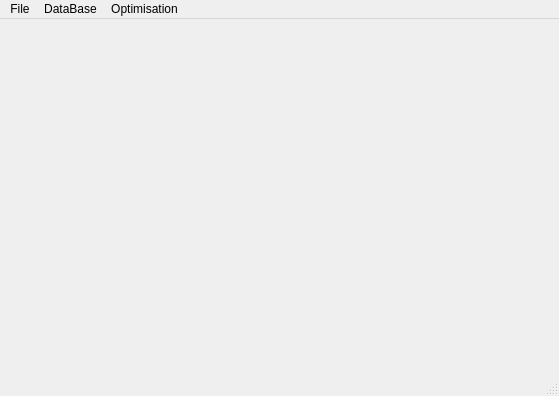
First picture: the form in GUI/mainwindow.ui, repository anliec/py-mosaic, before the edit.
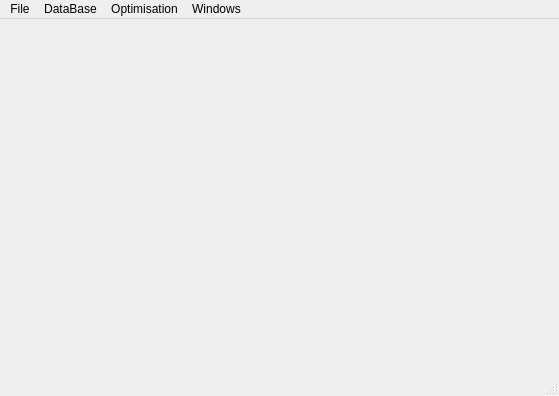
Second picture: the form after the edit.

Patch:
```diff
--- a/GUI/mainwindow.ui
+++ b/GUI/mainwindow.ui
@@ -35,7 +35,7 @@
      <x>0</x>
      <y>0</y>
      <width>559</width>
-     <height>22</height>
+     <height>19</height>
     </rect>
    </property>
    <widget class="QMenu" name="menuFile">
@@ -60,9 +60,16 @@
     </property>
     <addaction name="actionMin_same_picture_usage"/>
    </widget>
+   <widget class="QMenu" name="menuWindows">
+    <property name="title">
+     <string>Windows</string>
+    </property>
+    <addaction name="actionPicture_Selection"/>
+   </widget>
    <addaction name="menuFile"/>
    <addaction name="menuDataBase"/>
    <addaction name="menuOptimisation"/>
+   <addaction name="menuWindows"/>
   </widget>
   <widget class="QStatusBar" name="statusbar"/>
   <action name="actionQuit">
```
Left out of the diff: 8 changed lines with no effect on the pictures.
